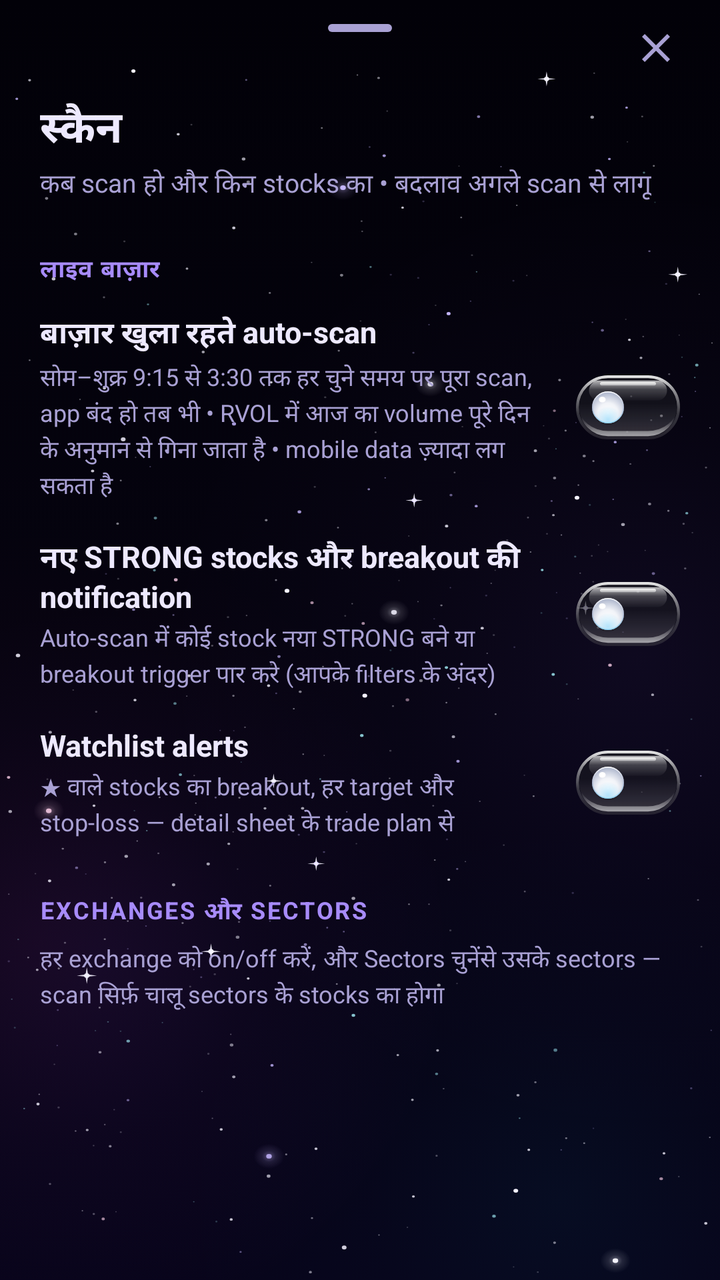
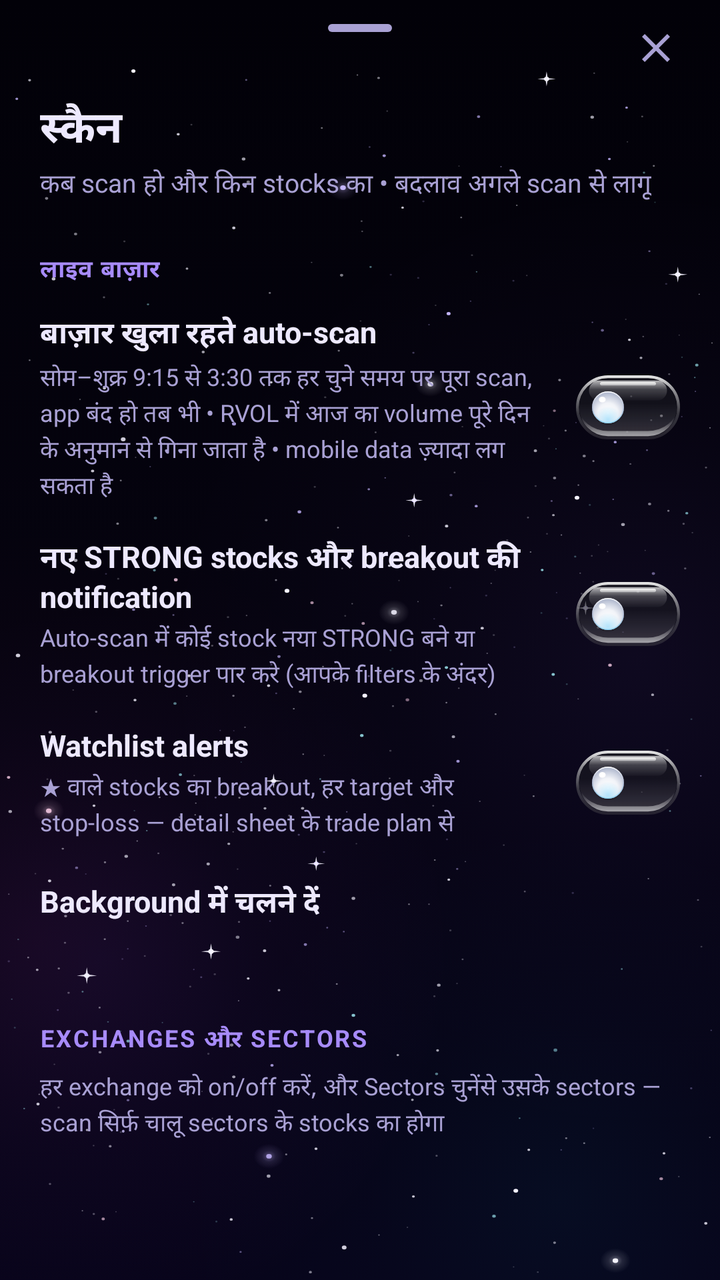

Two renders of the same Android screen: before a commit and after it. Below are the layout's source before the change and the commit's diff.
<!-- AndroidManifest.xml: application theme Theme.ShareScan -->
<!-- res/layout/sheet_scan.xml -->
<?xml version="1.0" encoding="utf-8"?>
<LinearLayout xmlns:android="http://schemas.android.com/apk/res/android"
    xmlns:app="http://schemas.android.com/apk/res-auto"
    android:layout_width="match_parent"
    android:layout_height="match_parent"
    android:orientation="vertical">

    <include
        android:id="@+id/sheetTopBar"
        layout="@layout/sheet_top_bar" />

    <TextView
        style="@style/SheetTitle"
        android:layout_width="wrap_content"
        android:layout_height="wrap_content"
        android:text="@string/scan_title" />

    <TextView
        style="@style/SheetSubtitle"
        android:layout_width="wrap_content"
        android:layout_height="wrap_content"
        android:text="@string/scan_subtitle" />

    <androidx.core.widget.NestedScrollView
        android:layout_width="match_parent"
        android:layout_height="0dp"
        android:layout_weight="1">

        <LinearLayout
            android:layout_width="match_parent"
            android:layout_height="wrap_content"
            android:orientation="vertical"
            android:paddingBottom="24dp">

            <TextView
                style="@style/SettingsSection"
                android:layout_width="wrap_content"
                android:layout_height="wrap_content"
                android:text="@string/settings_section_live" />

            
            <LinearLayout
                android:id="@+id/settingLiveRow"
                style="@style/SettingsRow"
                android:layout_width="match_parent"
                android:layout_height="wrap_content">

                <LinearLayout
                    android:layout_width="0dp"
                    android:layout_height="wrap_content"
                    android:layout_marginEnd="12dp"
                    android:layout_weight="1"
                    android:orientation="vertical">

                    <TextView
                        style="@style/SettingsRowTitle"
                        android:layout_width="wrap_content"
                        android:layout_height="wrap_content"
                        android:text="@string/settings_live" />

                    <TextView
                        style="@style/SettingsRowBody"
                        android:layout_width="wrap_content"
                        android:layout_height="wrap_content"
                        android:text="@string/settings_live_body" />
                </LinearLayout>

                <com.google.android.material.materialswitch.MaterialSwitch
                    android:id="@+id/settingLive"
                    android:layout_width="wrap_content"
                    android:layout_height="wrap_content"
                    android:contentDescription="@string/settings_live" />
            </LinearLayout>

            <com.google.android.material.chip.ChipGroup
                android:id="@+id/settingLiveInterval"
                android:layout_width="match_parent"
                android:layout_height="wrap_content"
                android:paddingHorizontal="20dp"
                app:selectionRequired="true"
                app:singleSelection="true" />

            <LinearLayout
                android:id="@+id/settingLiveAlertsRow"
                style="@style/SettingsRow"
                android:layout_width="match_parent"
                android:layout_height="wrap_content">

                <LinearLayout
                    android:layout_width="0dp"
                    android:layout_height="wrap_content"
                    android:layout_marginEnd="12dp"
                    android:layout_weight="1"
                    android:orientation="vertical">

                    <TextView
                        style="@style/SettingsRowTitle"
                        android:layout_width="wrap_content"
                        android:layout_height="wrap_content"
                        android:text="@string/settings_live_alerts" />

                    <TextView
                        style="@style/SettingsRowBody"
                        android:layout_width="wrap_content"
                        android:layout_height="wrap_content"
                        android:text="@string/settings_live_alerts_body" />
                </LinearLayout>

                <com.google.android.material.materialswitch.MaterialSwitch
                    android:id="@+id/settingLiveAlerts"
                    android:layout_width="wrap_content"
                    android:layout_height="wrap_content"
                    android:contentDescription="@string/settings_live_alerts" />
            </LinearLayout>

            <LinearLayout
                android:id="@+id/settingWatchAlertsRow"
                style="@style/SettingsRow"
                android:layout_width="match_parent"
                android:layout_height="wrap_content">

                <LinearLayout
                    android:layout_width="0dp"
                    android:layout_height="wrap_content"
                    android:layout_marginEnd="12dp"
                    android:layout_weight="1"
                    android:orientation="vertical">

                    <TextView
                        style="@style/SettingsRowTitle"
                        android:layout_width="wrap_content"
                        android:layout_height="wrap_content"
                        android:text="@string/settings_watch_alerts" />

                    <TextView
                        style="@style/SettingsRowBody"
                        android:layout_width="wrap_content"
                        android:layout_height="wrap_content"
                        android:text="@string/settings_watch_alerts_body" />
                </LinearLayout>

                <com.google.android.material.materialswitch.MaterialSwitch
                    android:id="@+id/settingWatchAlerts"
                    android:layout_width="wrap_content"
                    android:layout_height="wrap_content"
                    android:contentDescription="@string/settings_watch_alerts" />
            </LinearLayout>

            
            <TextView
                android:id="@+id/settingNotifyBlocked"
                style="@style/SettingsRowBody"
                android:layout_width="match_parent"
                android:layout_height="wrap_content"
                android:background="?attr/selectableItemBackground"
                android:paddingHorizontal="20dp"
                android:paddingVertical="8dp"
                android:text="@string/settings_notify_blocked"
                android:textColor="@color/warn"
                android:visibility="gone" />

            <TextView
                style="@style/SettingsSection"
                android:layout_width="wrap_content"
                android:layout_height="wrap_content"
                android:text="@string/scan_section_markets" />

            <TextView
                style="@style/SettingsRowBody"
                android:layout_width="wrap_content"
                android:layout_height="wrap_content"
                android:layout_marginHorizontal="20dp"
                android:text="@string/scan_markets_body" />

            
            <LinearLayout
                android:id="@+id/scanMarkets"
                android:layout_width="match_parent"
                android:layout_height="wrap_content"
                android:orientation="vertical"
                android:paddingHorizontal="16dp" />

            <TextView
                android:id="@+id/scanSectorNote"
                style="@style/SettingsRowBody"
                android:layout_width="wrap_content"
                android:layout_height="wrap_content"
                android:layout_marginHorizontal="20dp"
                android:layout_marginTop="10dp" />
        </LinearLayout>
    </androidx.core.widget.NestedScrollView>
</LinearLayout>
<!-- res/layout/sheet_top_bar.xml (included above) -->
<?xml version="1.0" encoding="utf-8"?>
<FrameLayout xmlns:android="http://schemas.android.com/apk/res/android"
    xmlns:app="http://schemas.android.com/apk/res-auto"
    android:layout_width="match_parent"
    android:layout_height="wrap_content">

    <com.google.android.material.bottomsheet.BottomSheetDragHandleView
        android:layout_width="match_parent"
        android:layout_height="wrap_content" />

    <ImageButton
        android:id="@+id/sheetBack"
        android:layout_width="48dp"
        android:layout_height="48dp"
        android:layout_gravity="start|center_vertical"
        android:layout_marginStart="8dp"
        android:background="?attr/selectableItemBackgroundBorderless"
        android:contentDescription="@string/sheet_back"
        android:src="@drawable/ic_arrow_back"
        android:visibility="gone"
        app:tint="@color/text_primary" />

    <ImageButton
        android:id="@+id/sheetClose"
        android:layout_width="48dp"
        android:layout_height="48dp"
        android:layout_gravity="end|center_vertical"
        android:layout_marginEnd="8dp"
        android:background="?attr/selectableItemBackgroundBorderless"
        android:contentDescription="@string/sheet_close"
        android:src="@drawable/ic_close"
        app:tint="@color/text_secondary" />
</FrameLayout>
<!-- resources referenced by this layout -->
<resources>
  <color name="warn">#FBBF24</color>
  <string name="scan_markets_body">हर exchange को on/off करें, और "Sectors चुनें" से उसके sectors — scan सिर्फ़ चालू sectors के stocks का होगा</string>
  <string name="scan_section_markets">Exchanges और sectors</string>
  <string name="scan_subtitle">कब scan हो और किन stocks का • बदलाव अगले scan से लागू</string>
  <string name="scan_title">स्कैन</string>
  <string name="settings_live">बाज़ार खुला रहते auto-scan</string>
  <string name="settings_live_alerts">नए STRONG stocks और breakout की notification</string>
  <string name="settings_live_alerts_body">Auto-scan में कोई stock नया STRONG बने या breakout trigger पार करे (आपके filters के अंदर)</string>
  <string name="settings_live_body">सोम–शुक्र 9:15 से 3:30 तक हर चुने समय पर पूरा scan, app बंद हो तब भी • RVOL में आज का volume पूरे दिन के अनुमान से गिना जाता है • mobile data ज़्यादा लग सकता है</string>
  <string name="settings_notify_blocked">⚠ Android ने इस app की notifications बंद कर रखी हैं — चालू करने के लिए यहाँ दबाएँ</string>
  <string name="settings_section_live">लाइव बाज़ार</string>
  <string name="settings_watch_alerts">Watchlist alerts</string>
  <string name="settings_watch_alerts_body">★ वाले stocks का breakout, हर target और stop-loss — detail sheet के trade plan से</string>
  <string name="sheet_back">वापस मेन्यू पर</string>
  <string name="sheet_close">बंद करें</string>
  <style name="SettingsRowTitle">
          <item name="android:textColor">@color/text_primary</item>
          <item name="android:textSize">15sp</item>
          <item name="android:textStyle">bold</item>
      </style>
  <style name="SheetTitle">
          <item name="android:paddingHorizontal">20dp</item>
          <item name="android:textColor">@color/text_primary</item>
          <item name="android:textSize">22sp</item>
          <item name="android:textStyle">bold</item>
      </style>
  <color name="galaxy_accent">#A78BFA</color>
  <color name="galaxy_on_accent">#1B0B45</color>
  <color name="galaxy_accent_container">#3B2381</color>
  <color name="galaxy_on_accent_container">#EDE9FE</color>
  <color name="galaxy_primary_inverse">#5B3FD0</color>
  <color name="galaxy_cyan">#22D3EE</color>
  <color name="galaxy_magenta">#F472B6</color>
  <color name="galaxy_bg">#020108</color>
  <color name="galaxy_surface_high">#1D1347</color>
  <color name="galaxy_surface_lowest">#010005</color>
  <color name="galaxy_surface_low">#0E0829</color>
  <color name="galaxy_surface">#150D3A</color>
  <color name="galaxy_surface_highest">#271A58</color>
  <color name="galaxy_text">#EDE9FE</color>
  <color name="galaxy_text_soft">#A9A1D4</color>
  <color name="galaxy_outline">#3B2F7A</color>
  <color name="bear">#FB7185</color>
  <color name="galaxy_card">#B3170E3F</color>
  <color name="galaxy_card_stroke">#8CA78BFA</color>
  <color name="galaxy_sheet">#E0120A33</color>
  <color name="galaxy_track">#2A1E5E</color>
  <style name="Widget.ShareScan.Button" parent="Widget.Material3.Button">
          <item name="android:stateListAnimator">@animator/press_scale</item>
      </style>
  <style name="Widget.ShareScan.ImageButton" parent="Widget.AppCompat.ImageButton">
          <item name="android:stateListAnimator">@animator/press_scale</item>
      </style>
  <style name="Widget.ShareScan.BottomSheet" parent="Widget.Material3.BottomSheet.Modal">
          <item name="backgroundTint">@color/glass_sheet</item>
      </style>
  <color name="hero_glass_mid">#666A22B5</color>
  <color name="hero_glass_end">#5908718F</color>
  <color name="hero_glass_start">#5922104E</color>
  <style name="Widget.ShareScan.DialogButton" parent="Widget.Material3.Button.TextButton.Dialog">
          <item name="android:stateListAnimator">@animator/press_scale</item>
      </style>
  <color name="glass_sheen">#2EFFFFFF</color>
  <color name="glass_rim">#59FFFFFF</color>
  <!-- unchanged entries left out for length: 29 -->
</resources>

<!-- the commit's change to res/layout/sheet_scan.xml (unified diff, before → after) -->
@@ -158,6 +158,33 @@
                 android:text="@string/settings_notify_blocked"
                 android:textColor="@color/warn"
                 android:visibility="gone" />
+
+            
+            <LinearLayout
+                android:id="@+id/settingBackgroundRow"
+                style="@style/SettingsRow"
+                android:layout_width="match_parent"
+                android:layout_height="wrap_content">
+
+                <LinearLayout
+                    android:layout_width="0dp"
+                    android:layout_height="wrap_content"
+                    android:layout_weight="1"
+                    android:orientation="vertical">
+
+                    <TextView
+                        style="@style/SettingsRowTitle"
+                        android:layout_width="wrap_content"
+                        android:layout_height="wrap_content"
+                        android:text="@string/settings_background" />
+
+                    <TextView
+                        android:id="@+id/settingBackgroundBody"
+                        style="@style/SettingsRowBody"
+                        android:layout_width="wrap_content"
+                        android:layout_height="wrap_content" />
+                </LinearLayout>
+            </LinearLayout>
 
             <TextView
                 style="@style/SettingsSection"
<!-- resource entries referenced after the edit -->
@@ -5,6 +5,7 @@
   <string name="scan_section_markets">Exchanges और sectors</string>
   <string name="scan_subtitle">कब scan हो और किन stocks का • बदलाव अगले scan से लागू</string>
   <string name="scan_title">स्कैन</string>
+  <string name="settings_background">Background में चलने दें</string>
   <string name="settings_live">बाज़ार खुला रहते auto-scan</string>
   <string name="settings_live_alerts">नए STRONG stocks और breakout की notification</string>
   <string name="settings_live_alerts_body">Auto-scan में कोई stock नया STRONG बने या breakout trigger पार करे (आपके filters के अंदर)</string>
